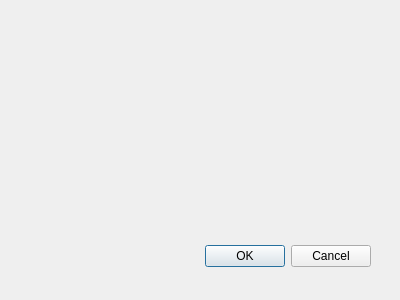
First picture: the form in slack_trees_dialog_base.ui, repository tobijjah/SlackTrees, before the edit.
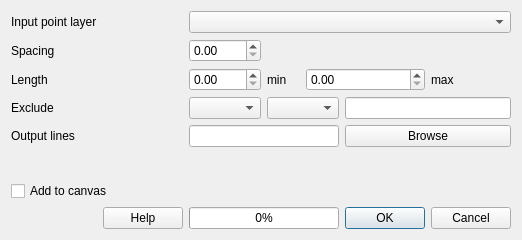
Second picture: the form after the edit. Custom widgets are drawn as their Qt base class.

Commit message: Finalized UI layout

Diff of the .ui file:
```diff
--- a/slack_trees_dialog_base.ui
+++ b/slack_trees_dialog_base.ui
@@ -1,34 +1,174 @@
 <ui version="4.0" >
  <class>SlackTreesDialogBase</class>
- <widget class="QDialog" name="SlackTreesDialogBase" >
-  <property name="geometry" >
+ <widget class="QDialog" name="SlackTreesDialogBase">
+  <property name="geometry">
    <rect>
     <x>0</x>
     <y>0</y>
-    <width>400</width>
-    <height>300</height>
+    <width>522</width>
+    <height>240</height>
    </rect>
   </property>
   <property name="windowTitle" >
    <string>SlackTrees</string>
   </property>
-  <widget class="QDialogButtonBox" name="button_box" >
-   <property name="geometry" >
-    <rect>
-     <x>30</x>
-     <y>240</y>
-     <width>341</width>
-     <height>32</height>
-    </rect>
-   </property>
-   <property name="orientation" >
-    <enum>Qt::Horizontal</enum>
-   </property>
-   <property name="standardButtons" >
-    <set>QDialogButtonBox::Cancel|QDialogButtonBox::Ok</set>
-   </property>
-  </widget>
+  <layout class="QGridLayout" name="gridLayout">
+   <item row="0" column="0">
+    <widget class="QLabel" name="InputLabel">
+     <property name="text">
+      <string>Input point layer</string>
+     </property>
+    </widget>
+   </item>
+   <item row="0" column="1" colspan="5">
+    <widget class="QgsMapLayerComboBox" name="InputMapLayerComboBox">
+     <property name="sizePolicy">
+      <sizepolicy hsizetype="Expanding" vsizetype="Fixed">
+       <horstretch>0</horstretch>
+       <verstretch>0</verstretch>
+      </sizepolicy>
+     </property>
+     <property name="sizeAdjustPolicy">
+      <enum>QComboBox::AdjustToContents</enum>
+     </property>
+     <property name="filters">
+      <set>QgsMapLayerProxyModel::HasGeometry|QgsMapLayerProxyModel::LineLayer|QgsMapLayerProxyModel::NoGeometry|QgsMapLayerProxyModel::PluginLayer|QgsMapLayerProxyModel::PointLayer|QgsMapLayerProxyModel::PolygonLayer|QgsMapLayerProxyModel::VectorLayer</set>
+     </property>
+    </widget>
+   </item>
+   <item row="1" column="0">
+    <widget class="QLabel" name="SpacingLabel">
+     <property name="text">
+      <string>Spacing</string>
+     </property>
+    </widget>
+   </item>
+   <item row="1" column="1">
+    <widget class="QgsDoubleSpinBox" name="SpacingDoubleSpinBox"/>
+   </item>
+   <item row="2" column="0">
+    <widget class="QLabel" name="LengthLabel">
+     <property name="text">
+      <string>Length</string>
+     </property>
+    </widget>
+   </item>
+   <item row="4" column="1" colspan="3">
+    <widget class="QLineEdit" name="OutputLIneEdit"/>
+   </item>
+   <item row="2" column="1">
+    <widget class="QgsDoubleSpinBox" name="LengthMinDoubleSpinBox"/>
+   </item>
+   <item row="2" column="2">
+    <widget class="QLabel" name="LengthMinLabel">
+     <property name="text">
+      <string>min</string>
+     </property>
+    </widget>
+   </item>
+   <item row="2" column="3" colspan="2">
+    <widget class="QgsDoubleSpinBox" name="LengthMaxDoubleSpinBox"/>
+   </item>
+   <item row="2" column="5">
+    <widget class="QLabel" name="LengthMaxLabel">
+     <property name="text">
+      <string>max</string>
+     </property>
+    </widget>
+   </item>
+   <item row="3" column="0">
+    <widget class="QLabel" name="ExcludeLabel">
+     <property name="text">
+      <string>Exclude</string>
+     </property>
+    </widget>
+   </item>
+   <item row="3" column="1">
+    <widget class="QgsFieldComboBox" name="ExcludeFieldComboBox"/>
+   </item>
+   <item row="3" column="2" colspan="2">
+    <widget class="QComboBox" name="ExcludeComboBox"/>
+   </item>
+   <item row="3" column="4" colspan="2">
+    <widget class="QLineEdit" name="ExcludeLineEdit"/>
+   </item>
+   <item row="4" column="0">
+    <widget class="QLabel" name="OutputLabel">
+     <property name="text">
+      <string>Output lines</string>
+     </property>
+    </widget>
+   </item>
+   <item row="4" column="4" colspan="2">
+    <widget class="QPushButton" name="OutputBrowseButton">
+     <property name="text">
+      <string>Browse</string>
+     </property>
+    </widget>
+   </item>
+   <item row="6" column="0">
+    <widget class="QCheckBox" name="CanvasCheckBox">
+     <property name="text">
+      <string>Add to canvas</string>
+     </property>
+    </widget>
+   </item>
+   <item row="8" column="0">
+    <widget class="QDialogButtonBox" name="HelpButton">
+     <property name="standardButtons">
+      <set>QDialogButtonBox::Help</set>
+     </property>
+    </widget>
+   </item>
+   <item row="8" column="1" colspan="3">
+    <widget class="QProgressBar" name="ProgressBar">
+     <property name="value">
+      <number>0</number>
+     </property>
+    </widget>
+   </item>
+   <item row="8" column="4" colspan="2">
+    <widget class="QDialogButtonBox" name="CancelOkButtons">
+     <property name="orientation">
+      <enum>Qt::Horizontal</enum>
+     </property>
+     <property name="standardButtons">
+      <set>QDialogButtonBox::Cancel|QDialogButtonBox::Ok</set>
+     </property>
+    </widget>
+   </item>
+   <item row="5" column="0">
+    <spacer name="verticalSpacer">
+     <property name="orientation">
+      <enum>Qt::Vertical</enum>
+     </property>
+     <property name="sizeHint" stdset="0">
+      <size>
+       <width>20</width>
+       <height>40</height>
+      </size>
+     </property>
+    </spacer>
+   </item>
+  </layout>
  </widget>
+ <customwidgets>
+  <customwidget>
+   <class>QgsDoubleSpinBox</class>
+   <extends>QDoubleSpinBox</extends>
+   <header>qgsdoublespinbox.h</header>
+  </customwidget>
+  <customwidget>
+   <class>QgsFieldComboBox</class>
+   <extends>QComboBox</extends>
+   <header>qgsfieldcombobox.h</header>
+  </customwidget>
+  <customwidget>
+   <class>QgsMapLayerComboBox</class>
+   <extends>QComboBox</extends>
+   <header>qgsmaplayercombobox.h</header>
+  </customwidget>
+ </customwidgets>
  <resources/>
  <connections>
   <connection>
```
Left out of the diff: 33 changed lines with no effect on the pictures.
